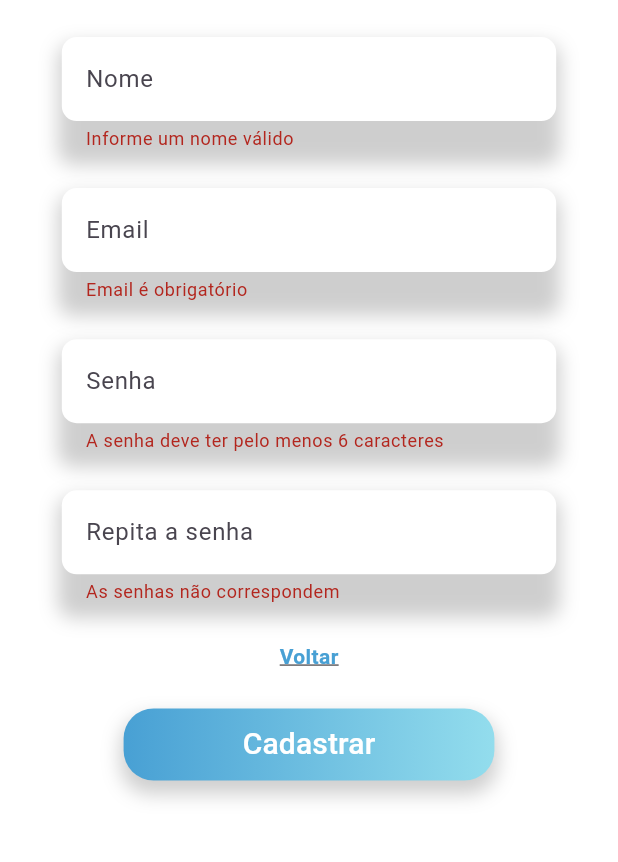
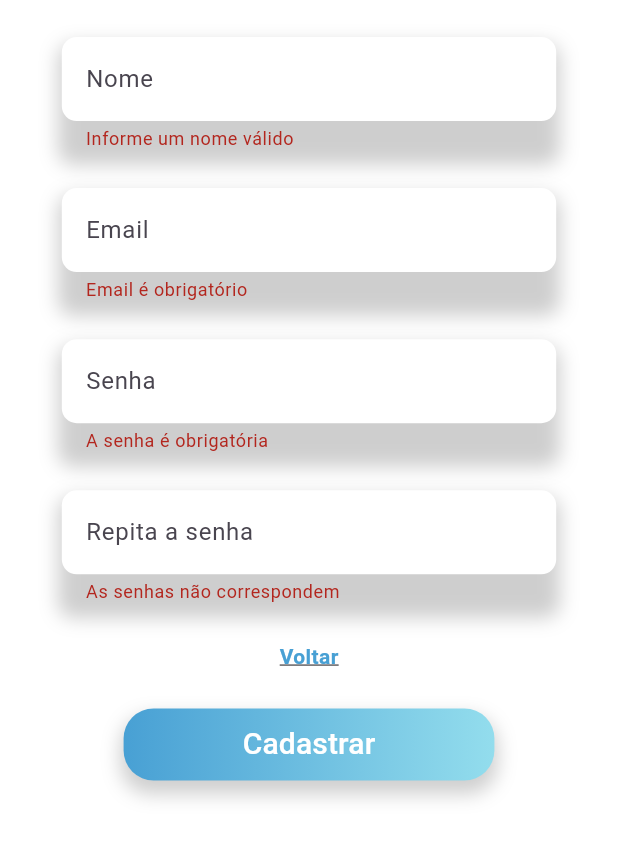
Before and after one commit to GrupoBookflix/BookFlix, a Flutter app: the Cadastro screen opened directly, after a tap on "Cadastrar", on a phone screen of 412 x 824 dp, the part 244-1106 px from its top. Run offline on Flutter 3.47's test engine with Material 3 defaults, Android fonts, the light colour scheme and no system bars; our stand-ins replace get.

Commit message:
Update cadastro.dart
"Alterações adicionais da validação de dados de formulário"

```diff
--- a/lib/cadastro.dart
+++ b/lib/cadastro.dart
@@ -20,8 +20,13 @@ class Cadastro extends StatefulWidget {
 
 class _CadastroState extends State<Cadastro> {
 
+  String sanitizaEntrada(String input) {
+    //retira caracteres que não são ('letras', 'números', 'espaços', '@' e '.')
+    return input.replaceAll(RegExp(r'[^\w\s@.]'), '');
+  }
+
   String? validateEmail(String? email) {
-
+    //valida o email para aceitar apenas o formato correto
     if (email == null || email.isEmpty) {
       return 'Email é obrigatório';
     }
@@ -36,6 +41,9 @@ class _CadastroState extends State<Cadastro> {
   }
 
   Future<void> _registraUsuario(String nome, String email, String senha) async {
+
+    nome = sanitizaEntrada(nome);
+    email = sanitizaEntrada(email);
 
     carregamento.show(context);
 
@@ -272,7 +280,18 @@ class _CadastroState extends State<Cadastro> {
                     borderSide: BorderSide.none,
                   ),
                 ),
-                validator: (senha) => senha!.length < 6 ? 'A senha deve ter pelo menos 6 caracteres' : null,
+                validator: (senha) {
+                   if (senha == null || senha.isEmpty) {
+                    return 'A senha é obrigatória';
+                  } else if (senha.contains(RegExp(r"[\'\\\;\,\)\(\<\>\=\*]")) ||
+                    senha.contains(RegExp(r'[\"\\\;\,\)\(\<\>\=\*]'))) {
+                    return 'Não use caracteres inválidos: " ; , ) ( < > = *';
+                  } else if (senha.length < 6) {
+                    return 'A senha deve ter pelo menos 6 caracteres';
+                  } else {
+                    return null;
+                  }
+                },
               ),
             ),
           ),
```
